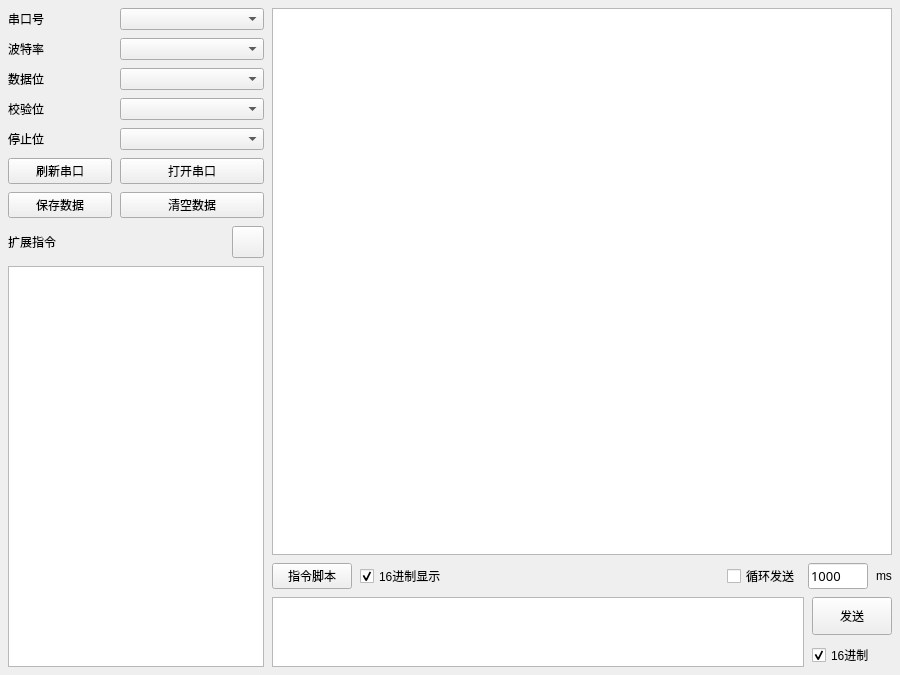
Qt form MainWindow.ui (AndroidCoderPeng/SerialPortDebugger) before a commit.
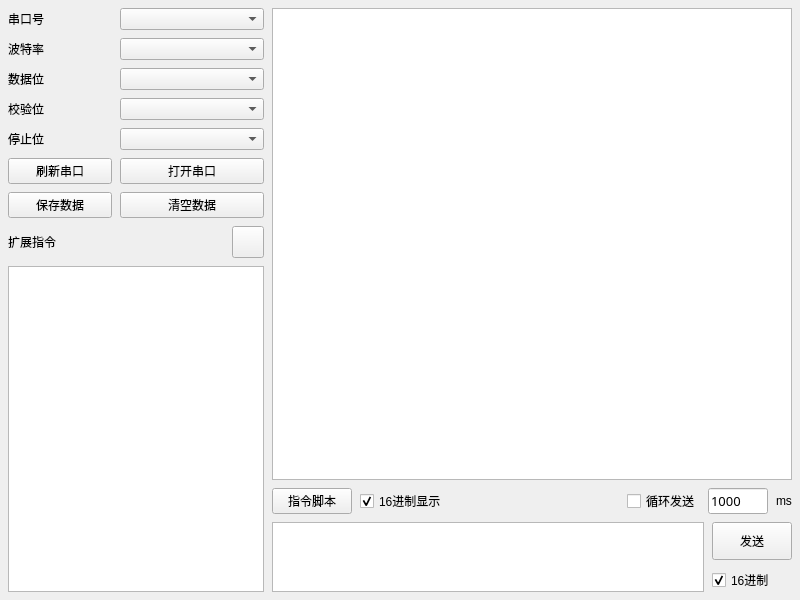
The same form after that commit. Icons and pictures are not drawn.

Commit message: style: 调整窗口默认大小并移除下拉列表项高度

What changed in the file:
```diff
--- a/MainWindow.ui
+++ b/MainWindow.ui
@@ -6,8 +6,8 @@
    <rect>
     <x>0</x>
     <y>0</y>
-    <width>900</width>
-    <height>675</height>
+    <width>800</width>
+    <height>600</height>
    </rect>
   </property>
   <widget class="QWidget" name="centralWidget">
```
The commit also changes 1 other file.
